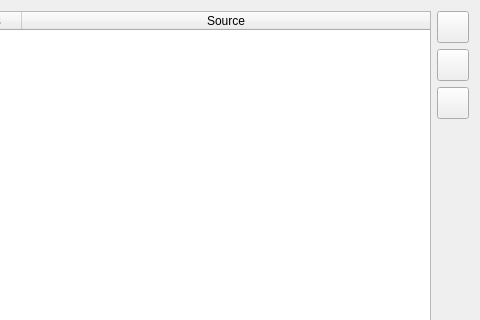
OpenFLUID/openfluid, file src/apps/openfluid-builder/datastore/DatastoreWidget.ui: the form before one commit; both pictures show x 290 to 770 and y 0 to 320 of the 770 by 588 pixel window.
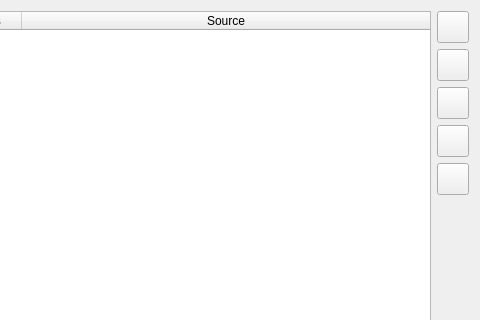
The form after the commit.

Commit message:
Action for removal of datastore items
* Added action for removal button in datastore
* Updated signals transit in ProjectModule
* Updated map refresh system in SpatialDomainWidget
* Updated french translation
* Added move up and down buttons for datastore items

(references OpenFLUID/openfluid#292)

```diff
--- a/src/apps/openfluid-builder/datastore/DatastoreWidget.ui
+++ b/src/apps/openfluid-builder/datastore/DatastoreWidget.ui
@@ -115,6 +115,44 @@
        </property>
       </widget>
      </item>
+     <item>
+      <widget class="QPushButton" name="UpButton">
+       <property name="minimumSize">
+        <size>
+         <width>32</width>
+         <height>32</height>
+        </size>
+       </property>
+       <property name="maximumSize">
+        <size>
+         <width>32</width>
+         <height>32</height>
+        </size>
+       </property>
+       <property name="text">
+        <string notr="true"/>
+       </property>
+      </widget>
+     </item>
+     <item>
+      <widget class="QPushButton" name="DownButton">
+       <property name="minimumSize">
+        <size>
+         <width>32</width>
+         <height>32</height>
+        </size>
+       </property>
+       <property name="maximumSize">
+        <size>
+         <width>32</width>
+         <height>32</height>
+        </size>
+       </property>
+       <property name="text">
+        <string notr="true"/>
+       </property>
+      </widget>
+     </item>
      <item>
       <spacer name="verticalSpacer">
        <property name="orientation">
```
The commit also changes 8 other files.
